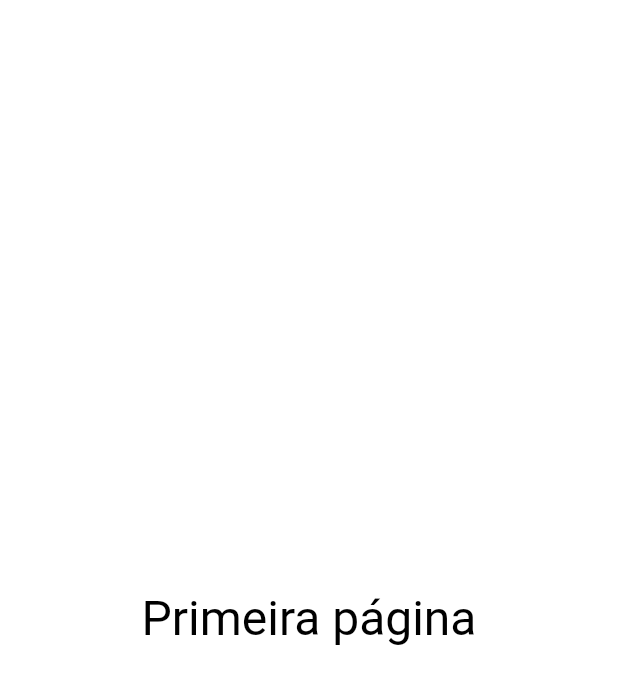
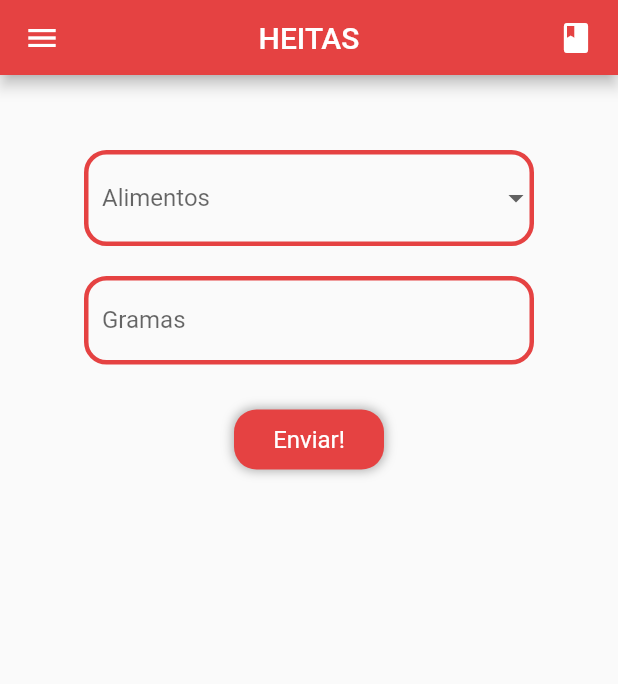
Before and after one commit to enzosakamoto/nutri-app, a Flutter app: the screen it shows after launch, on a phone screen of 412 x 824 dp. Shown: the top 684 px of the screen. Run offline on Flutter 3.47's test engine with Material 2 defaults, Android fonts, the phone set to English and light mode, and no system bars.

Commit message:
homepage

```diff
--- a/lib/app.dart
+++ b/lib/app.dart
@@ -1,5 +1,5 @@
 import 'package:flutter/material.dart';
-import 'package:nutri_app/homepage.dart';
+import 'package:nutri_app/homepage/pages/homepage.dart';
 
 class MyApp extends StatelessWidget {
   const MyApp({Key? key}) : super(key: key);
--- /dev/null
+++ b/lib/database/repository_mock/repository_mock.dart
@@ -0,0 +1,5 @@
+class RepositoryMock {
+  List<String> alimentos = ['Frango', 'Arroz', 'Feijão'];
+
+  RepositoryMock();
+}
--- a/lib/homepage.dart
+++ /dev/null
@@ -1,18 +0,0 @@
-import 'package:flutter/material.dart';
-
-class Homepage extends StatelessWidget {
-  const Homepage({Key? key}) : super(key: key);
-
-  @override
-  Widget build(BuildContext context) {
-    return const Scaffold(
-      backgroundColor: Colors.white,
-      body: Center(
-        child: Text(
-          'Primeira página',
-          style: TextStyle(fontSize: 32, color: Colors.black),
-        ),
-      ),
-    );
-  }
-}
--- /dev/null
+++ b/lib/homepage/pages/homepage.dart
@@ -0,0 +1,107 @@
+import 'package:flutter/material.dart';
+import 'package:nutri_app/database/repository_mock/repository_mock.dart';
+import 'package:nutri_app/shared/themes/appcolors.dart';
+import 'package:nutri_app/shared/widgets/appbar_widget.dart';
+
+class Homepage extends StatefulWidget {
+  const Homepage({Key? key}) : super(key: key);
+
+  @override
+  State<Homepage> createState() => _HomepageState();
+}
+
+class _HomepageState extends State<Homepage> {
+  TextEditingController controller = TextEditingController();
+  String? itemSelecionado;
+  RepositoryMock repositorio = RepositoryMock();
+
+  @override
+  Widget build(BuildContext context) {
+    return Scaffold(
+      appBar: const PreferredSize(
+          child: AppBarWidget(), preferredSize: Size.fromHeight(50)),
+      body: Column(
+        children: [
+          const SizedBox(
+            height: 50,
+          ),
+          Center(
+            child: Column(
+              children: [
+                SizedBox(
+                    width: 300,
+                    child: DropdownButtonFormField<String>(
+                      decoration: InputDecoration(
+                        label: const Text('Alimentos'),
+                        enabledBorder: OutlineInputBorder(
+                          borderSide: const BorderSide(
+                              width: 3, color: AppColors.salmao),
+                          borderRadius: BorderRadius.circular(15),
+                        ),
+                      ),
+                      value: itemSelecionado,
+                      items: repositorio.alimentos
+                          .map((item) => DropdownMenuItem<String>(
+                                value: item,
+                                child: Text(
+                                  item,
+                                  style: const TextStyle(fontSize: 16),
+                                ),
+                              ))
+                          .toList(),
+                      onChanged: (item) => setState(() {
+                        itemSelecionado = item;
+                        print(itemSelecionado);
+                      }),
+                    )),
+                const SizedBox(
+                  height: 20,
+                ),
+                SizedBox(
+                  width: 300,
+                  child: TextFormField(
+                    controller: controller,
+                    decoration: InputDecoration(
+                      label: const Text('Gramas'),
+                      enabledBorder: OutlineInputBorder(
+                        borderSide:
+                            const BorderSide(width: 3, color: AppColors.salmao),
+                        borderRadius: BorderRadius.circular(15),
+                      ),
+                    ),
+                  ),
+                ),
+                const SizedBox(
+                  height: 30,
+                ),
+                Container(
+                  width: 100,
+                  height: 40,
+                  decoration: BoxDecoration(
+                      color: AppColors.salmao,
+                      borderRadius: BorderRadius.circular(15),
+                      boxShadow: [
+                        BoxShadow(
+                          color: Colors.black.withOpacity(0.3),
+                          spreadRadius: 1,
+                          blurRadius: 5,
+                        )
+                      ]),
+                  child: Center(
+                    child: GestureDetector(
+                      onTap: () {},
+                      child: const Text(
+                        'Enviar!',
+                        style: TextStyle(fontSize: 16, color: Colors.white),
+                      ),
+                    ),
+                  ),
+                ),
+              ],
+            ),
+          ),
+        ],
+      ),
+    );
+  }
+}
--- /dev/null
+++ b/lib/shared/themes/appcolors.dart
@@ -0,0 +1,5 @@
+import 'package:flutter/material.dart';
+
+class AppColors {
+  static const salmao = Color.fromARGB(255, 229, 66, 66);
+}
--- /dev/null
+++ b/lib/shared/widgets/appbar_widget.dart
@@ -0,0 +1,21 @@
+import 'package:flutter/material.dart';
+import 'package:nutri_app/shared/themes/appcolors.dart';
+
+class AppBarWidget extends StatelessWidget {
+  const AppBarWidget({Key? key}) : super(key: key);
+
+  @override
+  Widget build(BuildContext context) {
+    return AppBar(
+      backgroundColor: AppColors.salmao,
+      title: const Center(child: Text('HEITAS')),
+      leading: const Icon(Icons.menu),
+      actions: const [
+        Padding(
+          padding: EdgeInsets.symmetric(horizontal: 16),
+          child: Icon(Icons.book),
+        )
+      ],
+    );
+  }
+}
```
Also changed, not shown: pubspec.yaml (+10 -4 lines), assets/images/heitor.png (added), pubspec.lock.
